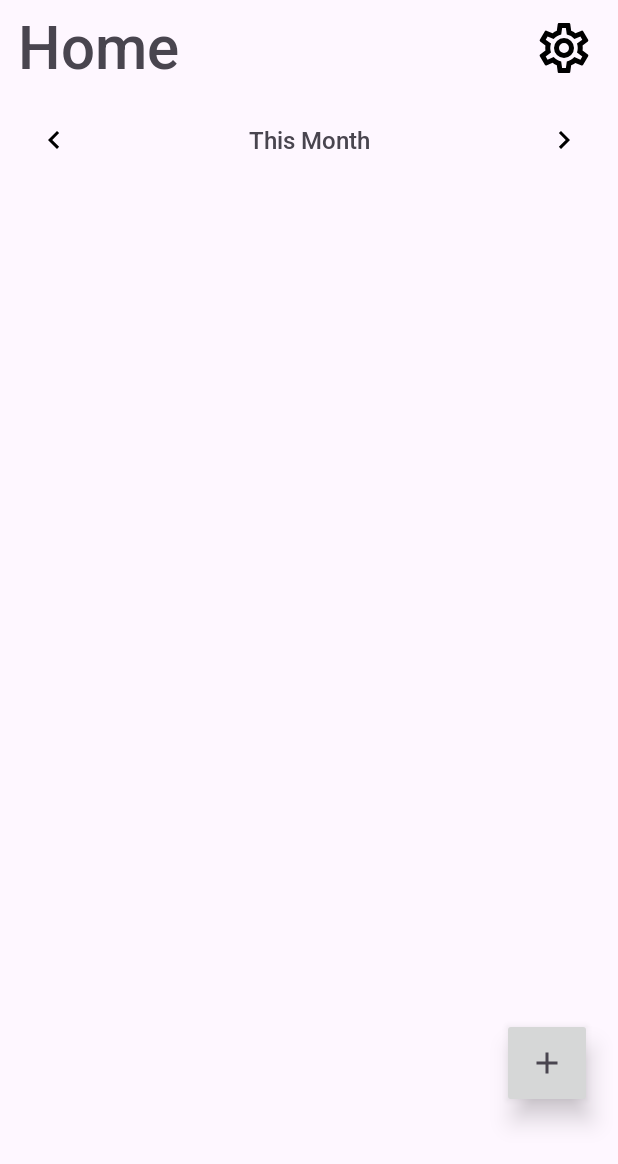
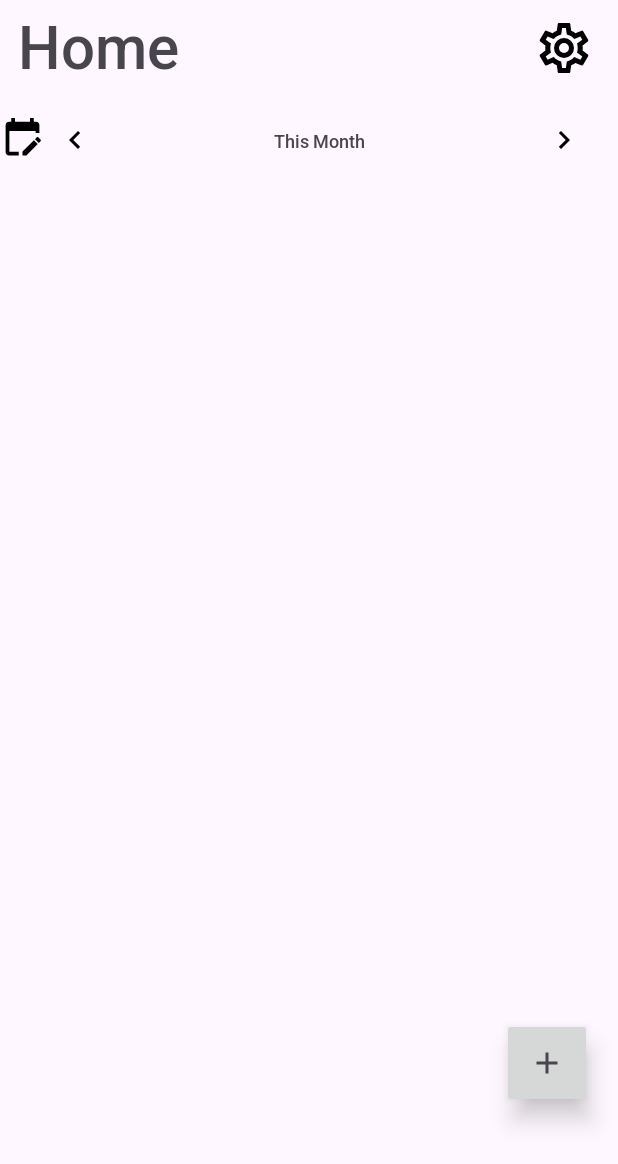
Before and after one commit to vao211/CampusExpenses, an Android app: the layout fragment_home.xml on its own in the app's theme, with its tools: preview values and no code run, on a phone screen of 412 x 824 dp. Shown: the top 1164 px of the screen. Run offline under Robolectric (Android 15) with nearby library versions, the phone set to English and light mode, and no system bars.

Commit message:
Add: calendar icon

```diff
--- a/app/src/main/res/drawable/ic_calendar.xml
+++ b/app/src/main/res/drawable/ic_calendar.xml
@@ -1 +1,2 @@
-<!-- drawable/calendar_edit.xml --><vector xmlns:android="http://schemas.android.com/apk/res/android" android:height="24dp" android:width="24dp" android:viewportWidth="24" android:viewportHeight="24"><path android:fillColor="#000000" android:pathData="M19,3H18V1H16V3H8V1H6V3H5A2,2 0 0,0 3,5V19A2,2 0 0,0 5,21H10V19H5V8H19V9H21V5A2,2 0 0,0 19,3M21.7,13.35L20.7,14.35L18.65,12.35L19.65,11.35C19.85,11.14 20.19,11.13 20.42,11.35L21.7,12.63C21.89,12.83 21.89,13.15 21.7,13.35M12,18.94L18.07,12.88L20.12,14.88L14.06,21H12V18.94Z" /></vector>
+<!-- drawable/calendar_edit.xml --><vector xmlns:android="http://schemas.android.com/apk/res/android"
+    android:height="30dp" android:width="30dp" android:viewportWidth="24" android:viewportHeight="24"><path android:fillColor="#000000" android:pathData="M19,3H18V1H16V3H8V1H6V3H5A2,2 0 0,0 3,5V19A2,2 0 0,0 5,21H10V19H5V8H19V9H21V5A2,2 0 0,0 19,3M21.7,13.35L20.7,14.35L18.65,12.35L19.65,11.35C19.85,11.14 20.19,11.13 20.42,11.35L21.7,12.63C21.89,12.83 21.89,13.15 21.7,13.35M12,18.94L18.07,12.88L20.12,14.88L14.06,21H12V18.94Z" /></vector>
--- a/app/src/main/res/layout/fragment_home.xml
+++ b/app/src/main/res/layout/fragment_home.xml
@@ -8,6 +8,7 @@
     tools:context=".fragments.HomeFragment">
 
     <TextView
+        android:id="@+id/txt_home_title"
         android:layout_width="wrap_content"
         android:layout_height="wrap_content"
         android:text="@string/home"
@@ -15,8 +16,7 @@
         app:layout_constraintLeft_toLeftOf="parent"
         app:layout_constraintTop_toTopOf="parent"
         android:layout_marginStart="12dp"
-        android:layout_marginTop="3dp"
-        android:id="@+id/tv_home_title"/>
+        android:layout_marginTop="3dp"/>
 
     <ImageButton
         android:id="@+id/btnSetting"
@@ -29,20 +29,17 @@
         app:layout_constraintRight_toRightOf="parent"
         app:layout_constraintTop_toTopOf="parent"/>
 
-
-
-    <LinearLayout
-        android:id="@+id/date_filter_container"
-        android:layout_width="0dp"
+    <ImageButton
+        android:id="@+id/btn_calendar"
+        android:layout_width="wrap_content"
         android:layout_height="wrap_content"
-        android:orientation="horizontal"
-        android:gravity="center_vertical"
-        app:layout_constraintStart_toStartOf="parent"
-        app:layout_constraintEnd_toEndOf="parent"
-        app:layout_constraintTop_toBottomOf="@id/tv_home_title"
-        android:layout_marginStart="16dp"
-        android:layout_marginEnd="16dp"
-        android:layout_marginTop="16dp">
+        android:src="@drawable/ic_calendar"
+        app:layout_constraintEnd_toStartOf="@+id/btnPreviousPeriod"
+        app:layout_constraintTop_toBottomOf="@id/txt_home_title"
+        android:background="?attr/selectableItemBackgroundBorderless"
+        android:layout_marginTop="20dp"
+        android:layout_marginStart="10dp"
+        android:layout_marginEnd="16dp"/>
 
     <ImageButton
         android:id="@+id/btnPreviousPeriod"
@@ -50,21 +47,30 @@
         android:layout_height="wrap_content"
         android:background="?attr/selectableItemBackgroundBorderless"
         android:src="@drawable/ic_back"
-            android:contentDescription="Previous Period"
-            android:padding="8dp"/>
+        android:contentDescription="@string/previous_period"
+        android:padding="8dp"
+        app:layout_constraintStart_toEndOf="@+id/btn_calendar"
+        app:layout_constraintTop_toBottomOf="@id/txt_home_title"
+        android:layout_marginTop="16dp"/>
 
     <TextView
-            android:id="@+id/tv_date_filter_display"
+        android:id="@+id/txt_date_filter_display"
         android:layout_width="0dp"
         android:layout_height="wrap_content"
-            android:layout_weight="1"
-            android:text="This Month"
-            android:textSize="16sp"
+        android:text="@string/this_month"
+        android:textSize="12sp"
         android:gravity="center"
-            android:padding="8dp"
+        android:padding="12dp"
+        android:minWidth="150dp"
+        android:ellipsize="end"
+        android:singleLine="true"
         android:background="?attr/selectableItemBackground"
         android:clickable="true"
-            android:focusable="true"/>
+        android:focusable="true"
+        app:layout_constraintStart_toEndOf="@+id/btnPreviousPeriod"
+        app:layout_constraintEnd_toStartOf="@+id/btnNextPeriod"
+        app:layout_constraintTop_toBottomOf="@id/txt_home_title"
+        android:layout_marginTop="16dp"/>
 
     <ImageButton
         android:id="@+id/btnNextPeriod"
@@ -72,10 +78,13 @@
         android:layout_height="wrap_content"
         android:background="?attr/selectableItemBackgroundBorderless"
         android:src="@drawable/ic_next"
-            android:contentDescription="Next Period"
-            android:padding="8dp"/>
-
-    </LinearLayout>
+        android:contentDescription="@string/next_period"
+        android:padding="8dp"
+        app:layout_constraintStart_toEndOf="@+id/txt_date_filter_display"
+        app:layout_constraintEnd_toEndOf="parent"
+        app:layout_constraintTop_toBottomOf="@id/txt_home_title"
+        android:layout_marginTop="16dp"
+        android:layout_marginEnd="16dp"/>
 
     <ImageButton
         android:id="@+id/btn_add"
@@ -87,7 +96,6 @@
         android:layout_marginEnd="17dp"
         android:layout_marginBottom="85dp"
         android:elevation="10dp"
-        tools:ignore="ContentDescription"
-        />
+        tools:ignore="ContentDescription"/>
 
 </androidx.constraintlayout.widget.ConstraintLayout>
```
Lines whose indentation alone changed are shown as unchanged.
